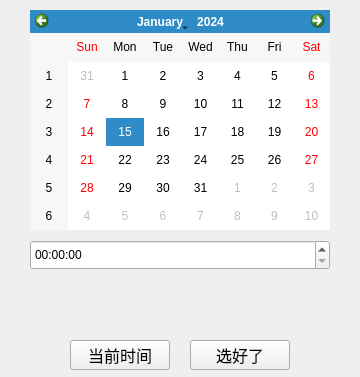
Above: client/ui/date_time_choose.ui from hyBio/BMT before the change. Below: the same form after it.
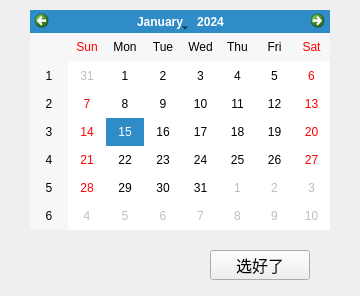
That is the form after the change. Icons and pictures are not drawn.

The edit to the form file:
```diff
--- a/client/ui/date_time_choose.ui
+++ b/client/ui/date_time_choose.ui
@@ -7,7 +7,7 @@
     <x>0</x>
     <y>0</y>
     <width>360</width>
-    <height>377</height>
+    <height>296</height>
    </rect>
   </property>
   <property name="windowTitle">
@@ -30,33 +30,11 @@
     <enum>Qt::Sunday</enum>
    </property>
   </widget>
-  <widget class="QTimeEdit" name="timeEdit">
-   <property name="geometry">
-    <rect>
-     <x>30</x>
-     <y>240</y>
-     <width>300</width>
-     <height>30</height>
-    </rect>
-   </property>
-   <property name="currentSection">
-    <enum>QDateTimeEdit::SecondSection</enum>
-   </property>
-   <property name="displayFormat">
-    <string>HH:mm:ss</string>
-   </property>
-   <property name="calendarPopup">
-    <bool>true</bool>
-   </property>
-   <property name="currentSectionIndex">
-    <number>2</number>
-   </property>
-  </widget>
   <widget class="QPushButton" name="pushButton">
    <property name="geometry">
     <rect>
-     <x>190</x>
-     <y>340</y>
+     <x>210</x>
+     <y>250</y>
      <width>100</width>
      <height>30</height>
     </rect>
@@ -71,47 +49,6 @@
     <string>选好了</string>
    </property>
   </widget>
-  <widget class="QPushButton" name="current_time">
-   <property name="geometry">
-    <rect>
-     <x>70</x>
-     <y>340</y>
-     <width>100</width>
-     <height>30</height>
-    </rect>
-   </property>
-   <property name="font">
-    <font>
-     <family>Agency FB</family>
-     <pointsize>12</pointsize>
-    </font>
-   </property>
-   <property name="text">
-    <string>当前时间</string>
-   </property>
-  </widget>
-  <widget class="QLabel" name="date_time">
-   <property name="geometry">
-    <rect>
-     <x>100</x>
-     <y>280</y>
-     <width>250</width>
-     <height>30</height>
-    </rect>
-   </property>
-   <property name="font">
-    <font>
-     <family>Times New Roman</family>
-     <pointsize>11</pointsize>
-    </font>
-   </property>
-   <property name="text">
-    <string/>
-   </property>
-   <property name="alignment">
-    <set>Qt::AlignRight|Qt::AlignTrailing|Qt::AlignVCenter</set>
-   </property>
-  </widget>
  </widget>
  <resources>
   <include location="../resource.qrc"/>
```
